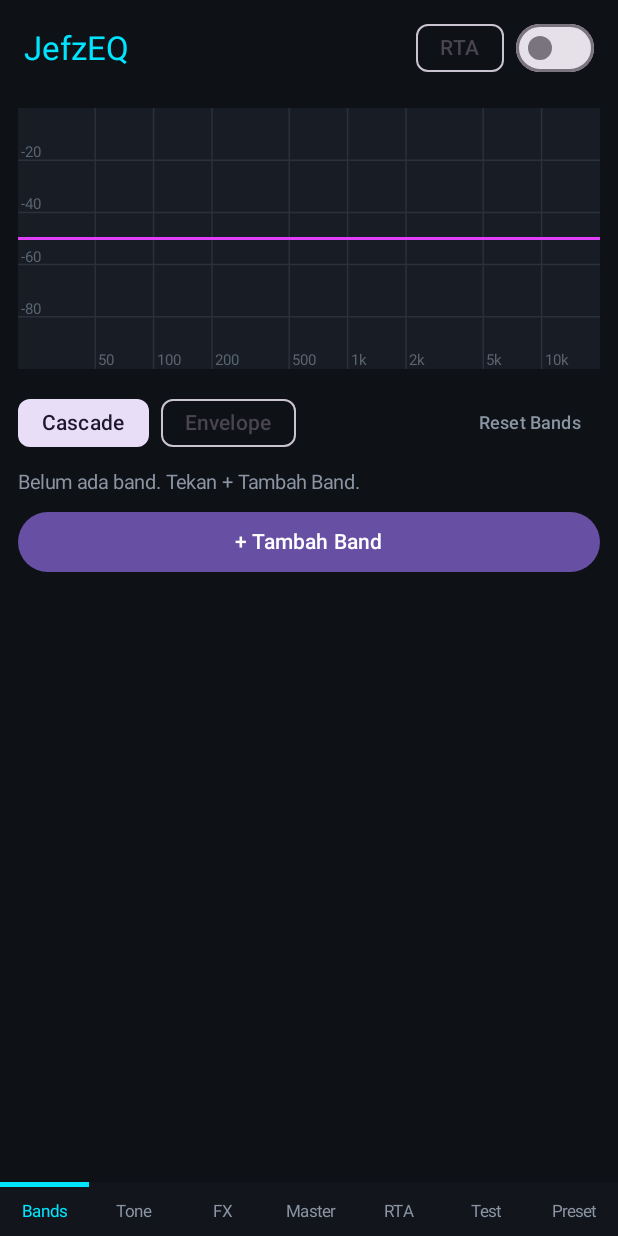
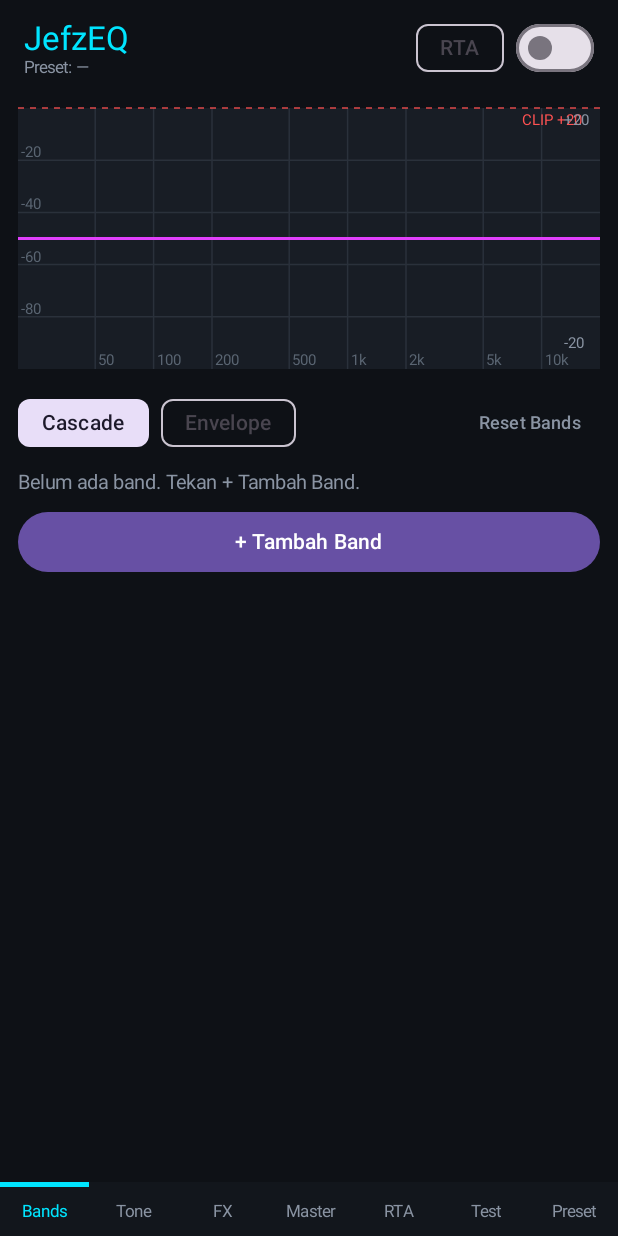
Before and after one commit to JefzAljabbar/JefzEQ, an Android app built with Jetpack Compose: the composable EqScreen shown on its own in the app's theme, on a phone screen of 412 x 824 dp. Run offline under Robolectric (Android 15) with nearby library versions, the phone set to English and light mode, and no system bars.

Commit message:
Add files via upload

```diff
--- a/app/src/main/java/com/jefz/eq/Dsp.kt
+++ b/app/src/main/java/com/jefz/eq/Dsp.kt
@@ -14,7 +14,7 @@ import kotlin.math.sqrt
 object Dsp {
     private const val FS = 48000.0
     const val MIN_DB = -60.0
-    const val MAX_DB = 24.0
+    const val MAX_DB = 100.0 // sanity guard only; cascade sums are not limited in practice
 
     fun bandDb(b: Band, f: Double): Double {
         val f0 = b.freq.toDouble().coerceIn(10.0, 22000.0)
--- a/app/src/main/java/com/jefz/eq/EqRepo.kt
+++ b/app/src/main/java/com/jefz/eq/EqRepo.kt
@@ -50,6 +50,7 @@ object EqRepo {
             .put("vl", s.vocalL.toDouble()).put("vr", s.vocalR.toDouble())
             .put("ll", s.lvlL.toDouble()).put("lr", s.lvlR.toDouble())
             .put("pkg", s.fxPkg)
+            .put("pn", s.preset).put("ps", s.presetSig)
             .toString()
     }
 
@@ -136,7 +137,9 @@ object EqRepo {
             lvlL = o.optDouble("ll", 0.0).toFloat(),
             lvlR = o.optDouble("lr", 0.0).toFloat(),
             fxOn = false,
-            fxPkg = o.optString("pkg", "com.google.android.youtube")
+            fxPkg = o.optString("pkg", "com.google.android.youtube"),
+            preset = o.optString("pn", ""),
+            presetSig = o.optInt("ps", 0)
         )
     }
 }
--- a/app/src/main/java/com/jefz/eq/Model.kt
+++ b/app/src/main/java/com/jefz/eq/Model.kt
@@ -64,8 +64,21 @@ data class EqState(
     val lvlL: Float = 0f,    // channel level dB (-60 = mute)
     val lvlR: Float = 0f,
     val fxOn: Boolean = false,                   // wet capture running (not persisted)
-    val fxPkg: String = "com.google.android.youtube"
+    val fxPkg: String = "com.google.android.youtube",
+    val preset: String = "",   // name of the last loaded/saved preset
+    val presetSig: Int = 0     // signature of the settings at that moment (to detect "diubah")
 )
 
 /** New installs / reset start with no bands. */
 fun defaultBands(): List<Band> = emptyList()
+
+/** Signature of everything a preset contains (power / capture / source app / preset label excluded). */
+fun sigOf(s: EqState): Int =
+    EqRepo.serialize(s.copy(power = false, fxOn = false, fxPkg = "", preset = "", presetSig = 0)).hashCode()
+
+/** Text for the active-preset info (header + status bar). */
+fun presetLabel(s: EqState): String = when {
+    s.preset.isEmpty() -> "—"
+    sigOf(s) == s.presetSig -> s.preset
+    else -> s.preset + " (diubah)"
+}
--- a/app/src/main/java/com/jefz/eq/RtaUi.kt
+++ b/app/src/main/java/com/jefz/eq/RtaUi.kt
@@ -53,6 +53,9 @@ fun RtaView(state: EqState, modifier: Modifier) {
     val freqs = remember(log) { DoubleArray(240) { freqAt(it / 239.0, log) } }
     val cl = remember(state, log) { Dsp.curve(state, Chan.L, freqs) }
     val cr = remember(state, log) { Dsp.curve(state, Chan.R, freqs) }
+    // EQ axis: +-20 dB normally, grows in 5 dB steps up to +-30 when the summed curve goes beyond +20.
+    val maxV = maxOf(cl.max(), cr.max())
+    val range = if (maxV <= 20.0) 20.0 else minOf(30.0, kotlin.math.ceil(maxV / 5.0) * 5.0)
     val paint = remember { android.graphics.Paint().apply { isAntiAlias = true } }
 
     Canvas(modifier.background(BG)) {
@@ -61,7 +64,7 @@ fun RtaView(state: EqState, modifier: Modifier) {
         val sp = Rta.frame
         val grid = Color(0xFF2A313B)
         fun yDb(db: Float) = h * (-(db.coerceIn(-100f, 0f)) / 100f)
-        fun yEq(db: Double) = (h / 2f - db.coerceIn(-24.0, 24.0) / 24.0 * h / 2f).toFloat()
+        fun yEq(db: Double) = (h / 2f - db.coerceIn(-range, range) / range * h / 2f).toFloat()
         fun x(f: Double) = (w * xOf(f, log)).toFloat()
         paint.textSize = 10.sp.toPx()
 
@@ -112,6 +115,16 @@ fun RtaView(state: EqState, modifier: Modifier) {
         }
 
         if (Rta.showCurve) {
+            val red = Color(0xFFFF5252)
+            val dash = PathEffect.dashPathEffect(floatArrayOf(6f, 6f))
+            // clipping zone above +20 dB
+            val clipY = yEq(20.0)
+            if (range > 20.0) drawRect(red.copy(alpha = 0.10f), Offset(0f, 0f), androidx.compose.ui.geometry.Size(w, clipY))
+            drawLine(red.copy(alpha = 0.85f), Offset(0f, clipY), Offset(w, clipY), 1.dp.toPx(), pathEffect = dash)
+            label("CLIP +20", w - 52.dp.toPx(), clipY + 11.dp.toPx(), red)
+            label("+%.0f".format(range), w - 24.dp.toPx(), 11.dp.toPx(), Color(0xFF8A94A3))
+            label("-%.0f".format(range), w - 24.dp.toPx(), h - 14.dp.toPx(), Color(0xFF8A94A3))
+            drawLine(Color.White.copy(alpha = 0.15f), Offset(0f, h / 2f), Offset(w, h / 2f), 1.dp.toPx())
             fun curve(c: DoubleArray, col: Color) {
                 val p = Path()
                 c.forEachIndexed { i, d ->
@@ -119,11 +132,24 @@ fun RtaView(state: EqState, modifier: Modifier) {
                     if (i == 0) p.moveTo(px, yEq(d)) else p.lineTo(px, yEq(d))
                 }
                 drawPath(p, col, style = Stroke(2.dp.toPx()))
+                var i = 0
+                while (i < c.size) {
+                    if (c[i] > 20.0) {
+                        val seg = Path()
+                        var j = i
+                        while (j < c.size && c[j] > 20.0) {
+                            val px = w * j / (c.size - 1)
+                            if (j == i) seg.moveTo(px, yEq(c[j])) else seg.lineTo(px, yEq(c[j]))
+                            j++
+                        }
+                        drawPath(seg, red, style = Stroke(2.5.dp.toPx()))
+                        i = j
+                    } else i++
+                }
             }
-            drawLine(Color.White.copy(alpha = 0.15f), Offset(0f, h / 2f), Offset(w, h / 2f), 1.dp.toPx())
             curve(cl, EQL)
             curve(cr, EQR)
-            val dash = PathEffect.dashPathEffect(floatArrayOf(6f, 6f))
+            if (maxV > 0.05) label("EQ max %+.1f dB".format(maxV), 6.dp.toPx(), 26.dp.toPx(), if (maxV > 20.0) red else Color(0xFF8A94A3))
             state.bands.filter { it.on && kotlin.math.abs(it.gain) > 0.05f }.forEach { b ->
                 val bx = x(b.freq.toDouble().coerceIn(20.0, 20000.0))
                 val col = when (b.chan) { Chan.L -> EQL; Chan.R -> EQR; else -> Color.White }
--- a/app/src/main/java/com/jefz/eq/Screen.kt
+++ b/app/src/main/java/com/jefz/eq/Screen.kt
@@ -87,7 +87,10 @@ fun EqScreen(
             Modifier.fillMaxWidth().padding(horizontal = 16.dp, vertical = 8.dp),
             verticalAlignment = Alignment.CenterVertically
         ) {
-            Text("JefzEQ", fontSize = 22.sp, color = CYAN, modifier = Modifier.weight(1f))
+            Column(Modifier.weight(1f)) {
+                Text("JefzEQ", fontSize = 22.sp, color = CYAN)
+                Text("Preset: ${presetLabel(state)}", fontSize = 11.sp, color = Color(0xFF8A94A3), maxLines = 1)
+            }
             FilterChip(selected = Rta.on, onClick = { onRtaToggle(!Rta.on) }, label = { Text("RTA") })
             Spacer(Modifier.width(8.dp))
             Switch(checked = state.power, onCheckedChange = { p -> EqRepo.update { it.copy(power = p) } })
```
Also changed, not shown: app/build.gradle.kts (+11 -2 lines), app/src/main/java/com/jefz/eq/EqService.kt (+52 -9 lines), app/src/main/java/com/jefz/eq/Lock.kt (+9 -8 lines), app/src/main/java/com/jefz/eq/LockUi.kt (+12 -10 lines), app/src/main/java/com/jefz/eq/MainActivity.kt (+4 -5 lines), app/src/main/java/com/jefz/eq/PresetUi.kt (+8 -2 lines), 2 other files.
